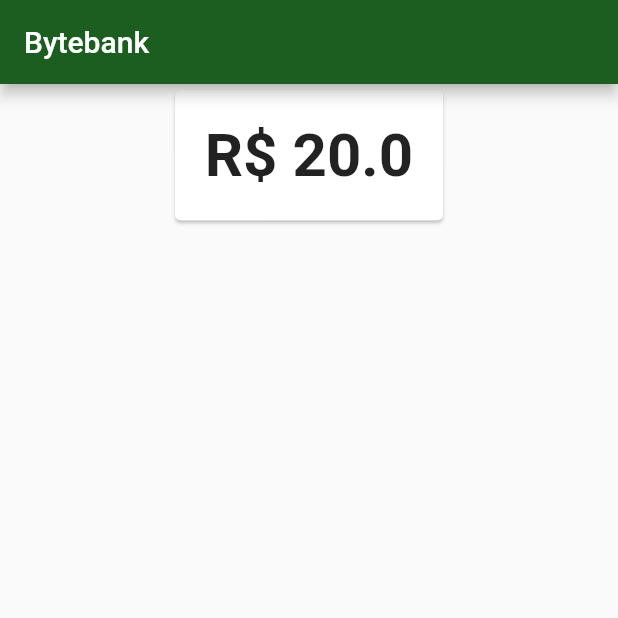
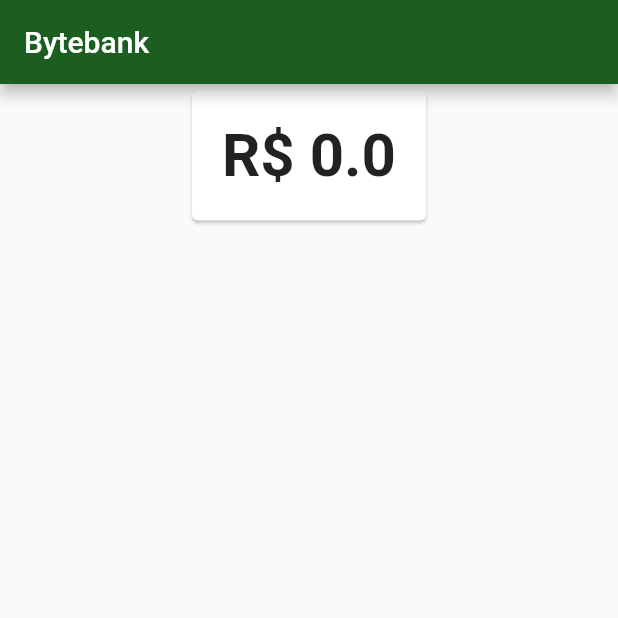
Before and after one commit to josuecamelo/gerenciamento_estado_flutter, a Flutter app: the screen it shows after launch, on a phone screen of 412 x 824 dp, the top half of it. Run offline on Flutter 3.47's test engine with Material 2 defaults, Android fonts, the phone set to English and light mode, and no system bars.

Commit message:
Gerenciando Estado - SST

```diff
--- a/lib/main.dart
+++ b/lib/main.dart
@@ -1,7 +1,12 @@
+import 'package:bytebank/models/saldo.dart';
 import 'package:bytebank/screens/dashboard/dashboard.dart';
 import 'package:flutter/material.dart';
+import 'package:provider/provider.dart';
 
-void main() => runApp(BytebankApp());
+void main() => runApp(ChangeNotifierProvider(
+    create: (context) => Saldo(0.0),
+    child: BytebankApp(),
+));
 
 class BytebankApp extends StatelessWidget {
   @override
--- a/lib/models/saldo.dart
+++ b/lib/models/saldo.dart
@@ -1,4 +1,6 @@
-class Saldo {
+import 'package:flutter/material.dart';
+
+class Saldo extends ChangeNotifier {
   final double valor;
 
   Saldo(this.valor);
--- a/lib/screens/dashboard/dashboard.dart
+++ b/lib/screens/dashboard/dashboard.dart
@@ -10,9 +10,7 @@ class Dashboard extends StatelessWidget {
         ),
         body: Align(
           alignment: Alignment.topCenter,
-          child: SaldoCard(
-            Saldo(20.00),
-          ),
+          child: SaldoCard(),
         ));
   }
 }
--- a/lib/screens/dashboard/saldo.dart
+++ b/lib/screens/dashboard/saldo.dart
@@ -1,20 +1,23 @@
 import 'package:bytebank/models/saldo.dart';
 import 'package:flutter/material.dart';
+import 'package:provider/provider.dart';
 
 class SaldoCard extends StatelessWidget {
-  final Saldo saldo;
-
-  SaldoCard(this.saldo);
-
   Widget build(BuildContext context) {
     return Card(
         child: Padding(
             padding: EdgeInsets.all(20.0),
-            child: Text(saldo.toString(),
-                textAlign: TextAlign.center,
-                style: TextStyle(
-                  fontSize: 40,
-                  fontWeight: FontWeight.bold,
-                ))));
+            child: Consumer<Saldo>(
+              builder: (context, valor, child) {
+                return Text(
+                  valor.toString(),
+                  textAlign: TextAlign.center,
+                  style: TextStyle(
+                    fontSize: 40,
+                    fontWeight: FontWeight.bold,
+                  ),
+                );
+              },
+            )));
   }
 }
--- a/pubspec.yaml
+++ b/pubspec.yaml
@@ -23,6 +23,7 @@ dependencies:
   # The following adds the Cupertino Icons font to your application.
   # Use with the CupertinoIcons class for iOS style icons.
   cupertino_icons: ^0.1.2
+  provider:
 
 dev_dependencies:
   flutter_test:
```
Also changed, not shown: pubspec.lock.
